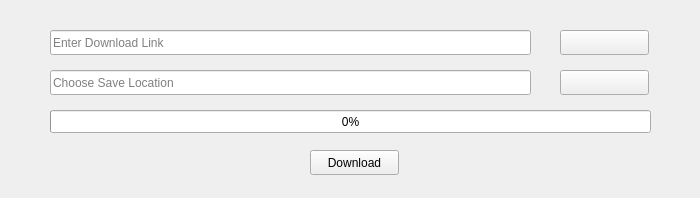
Qt form assets/ui/youtubedownload.ui (sarthak247/CSDJ) before a commit.
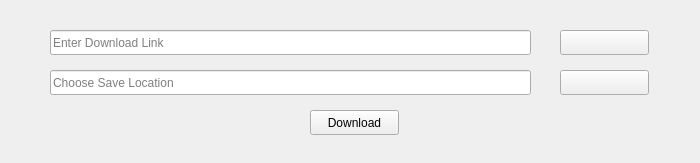
The same form after that commit.

Commit message: remove progress bar for now

Diff of the .ui file:
```diff
--- a/assets/ui/youtubedownload.ui
+++ b/assets/ui/youtubedownload.ui
@@ -7,7 +7,7 @@
     <x>0</x>
     <y>0</y>
     <width>700</width>
-    <height>198</height>
+    <height>163</height>
    </rect>
   </property>
   <property name="sizePolicy">
@@ -74,24 +74,11 @@
     <string/>
    </property>
   </widget>
-  <widget class="QProgressBar" name="progressBar">
-   <property name="geometry">
-    <rect>
-     <x>50</x>
-     <y>110</y>
-     <width>601</width>
-     <height>23</height>
-    </rect>
-   </property>
-   <property name="value">
-    <number>0</number>
-   </property>
-  </widget>
   <widget class="QPushButton" name="downloadButton">
    <property name="geometry">
     <rect>
      <x>310</x>
-     <y>150</y>
+     <y>110</y>
      <width>89</width>
      <height>25</height>
     </rect>
```
